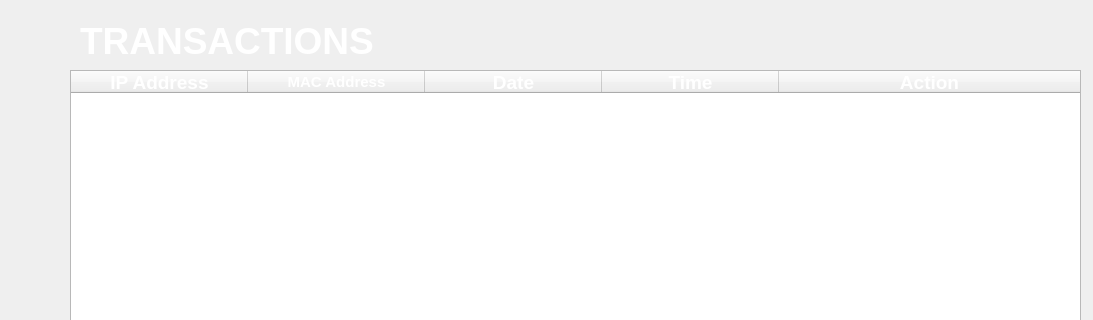
Before: the Qt Designer form src/views/TransactionWidget.ui in komodo6/AVERT, drawn with Qt 5; both pictures show x 0 to 1093 and y 0 to 320 of the 1093 by 663 pixel window.
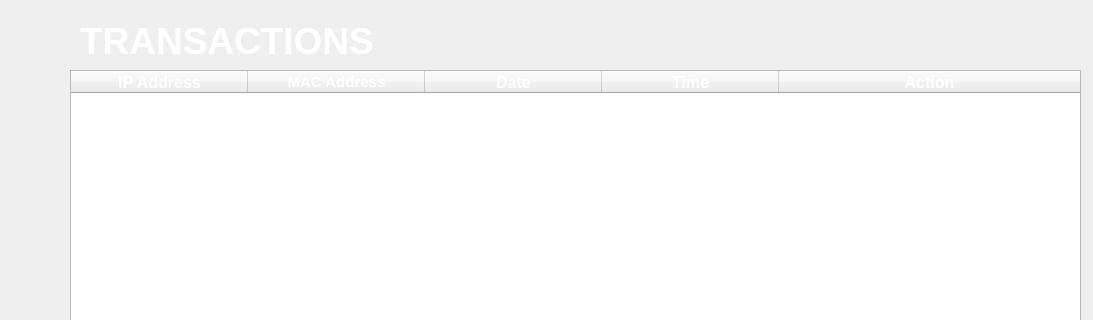
After: the same form once the commit is applied.

What changed in the file:
```diff
--- a/src/views/TransactionWidget.ui
+++ b/src/views/TransactionWidget.ui
@@ -53,7 +53,7 @@
    </property>
    <property name="font">
     <font>
-     <pointsize>14</pointsize>
+     <pointsize>12</pointsize>
      <weight>50</weight>
      <bold>false</bold>
     </font>
```
